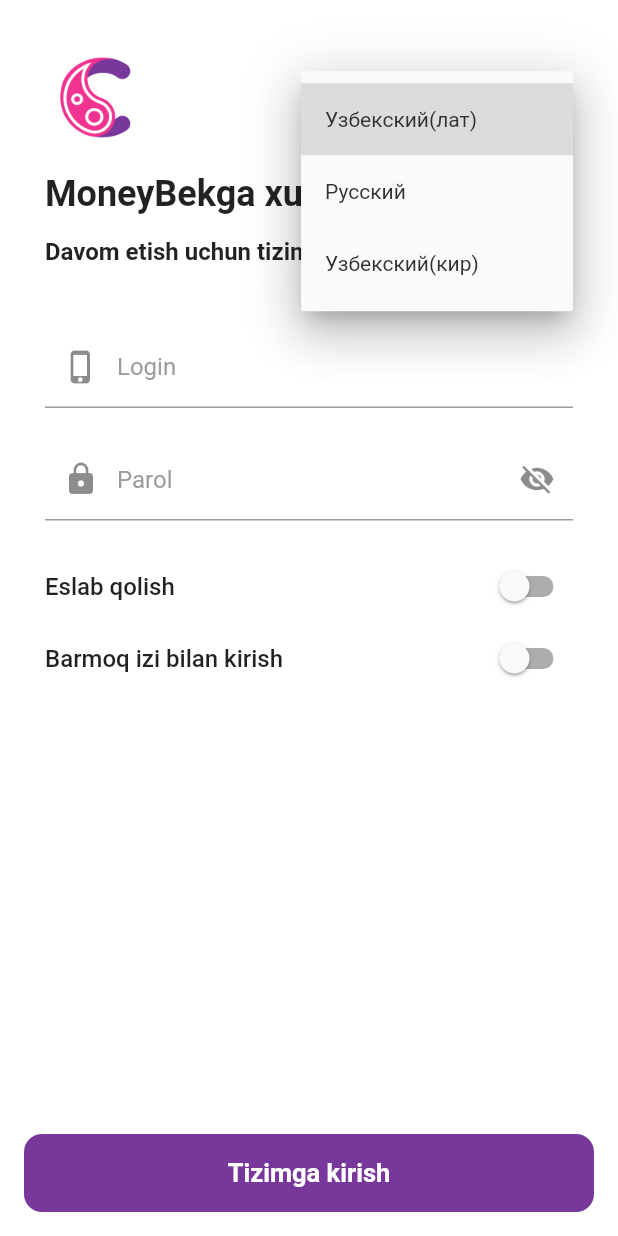
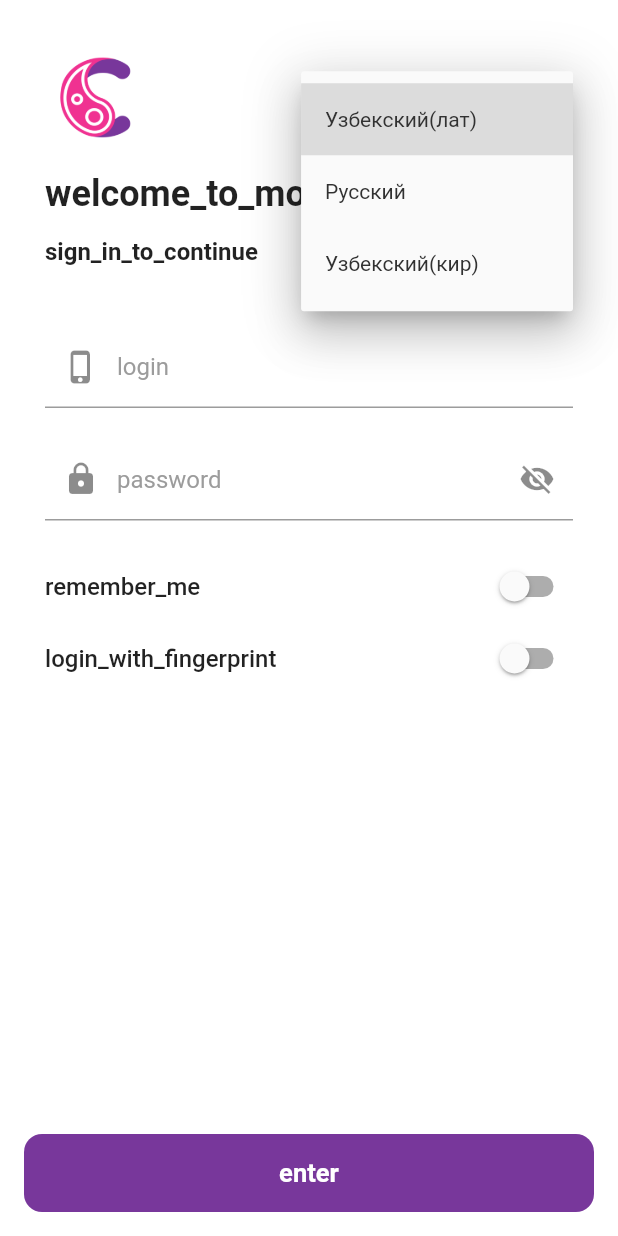
Before and after one commit to AkhmedovSH/cashback, a Flutter app: the screen it shows after launch, after a tap on "Узбекский(лат)", on a phone screen of 412 x 824 dp. Run offline on Flutter 3.47's test engine with Material 2 defaults, Android fonts, the phone set to English and light mode, and no system bars; our stand-ins replace dio, flutter_spinkit, fluttertoast, get, local_auth, mask_text_input_formatter and 3 more; missing offline and left inert: app_settings, local_auth_android, local_auth_ios, qr_code_scanner, simple_moment; network calls fail.

Commit message:
some fix

```diff
--- a/lib/helpers/api.dart
+++ b/lib/helpers/api.dart
@@ -1,4 +1,5 @@
 import 'package:flutter/material.dart';
+import 'package:get/get.dart';
 import 'package:dio/dio.dart';
 import 'package:shared_preferences/shared_preferences.dart';
 import 'package:fluttertoast/fluttertoast.dart';
@@ -17,6 +18,8 @@
   SharedPreferences prefs = await SharedPreferences.getInstance();
   dio.options.headers["authorization"] = "Bearer ${prefs.getString('access_token')}";
   dio.options.headers["Accept"] = "application/json";
+  dio.options.headers["Language"] = Get.locale;
+  dio.options.headers["Accept-Language"] = Get.locale;
 
   try {
     final response = await dio.get(hostUrl + url, queryParameters: payload);
@@ -29,11 +32,17 @@
 Future post(String url, dynamic payload) async {
   SharedPreferences prefs = await SharedPreferences.getInstance();
   try {
-    final response = await dio.post(hostUrl + url,
-        data: payload,
-        options: Options(headers: {
+    final response = await dio.post(
+      hostUrl + url,
+      data: payload,
+      options: Options(
+        headers: {
           "authorization": "Bearer ${prefs.getString('access_token')}",
-        }));
+          "Language": Get.locale,
+          "Accept-Language": Get.locale,
+        },
+      ),
+    );
     return response.data;
   } on DioError catch (e) {
     statuscheker(e);
@@ -45,6 +54,12 @@
     final response = await dio.get(
       hostUrl + url,
       queryParameters: payload,
+      options: Options(
+        headers: {
+          "Language": Get.locale,
+          "Accept-Language": Get.locale,
+        },
+      ),
     );
 
     return response.data;
@@ -55,7 +70,16 @@
 
 Future guestPost(String url, dynamic payload) async {
   try {
-    final response = await dio.post(hostUrl + url, data: payload);
+    final response = await dio.post(
+      hostUrl + url,
+      data: payload,
+      options: Options(
+        headers: {
+          "Language": Get.locale,
+          "Accept-Language": Get.locale,
+        },
+      ),
+    );
     // Get.snackbar('Успешно', 'Операция выполнена успешно');
     return response.data;
   } on DioError catch (e) {
@@ -70,6 +94,8 @@
         data: payload,
         options: Options(headers: {
           "authorization": "Bearer ${prefs.getString('access_token')}",
+          "Language": Get.locale,
+          "Accept-Language": Get.locale,
         }));
     return response.data;
   } on DioError catch (e) {
@@ -80,21 +106,35 @@
 Future delete(String url) async {
   SharedPreferences prefs = await SharedPreferences.getInstance();
   try {
-    final response = await dio.delete(hostUrl + url,
-        options: Options(headers: {
+    final response = await dio.delete(
+      hostUrl + url,
+      options: Options(
+        headers: {
           "authorization": "Bearer ${prefs.getString('access_token')}",
-        }));
+          "Language": Get.locale,
+          "Accept-Language": Get.locale,
+        },
+      ),
+    );
     return response.data;
   } on DioError catch (e) {
     statuscheker(e);
   }
 }
 
-statuscheker(e) async {
+statuscheker(e, {prefs}) async {
   if (e.response?.statusCode == 400) {
     showErrorToast(e.message);
   }
   if (e.response?.statusCode == 401) {
+    // if (prefs != null) {
+    //   if (prefs.getString('user') != null) {
+    //     if (Get.currentRoute != '/login') {
+    //       Get.offAllNamed('/login');
+    //     }
+    //     return;
+    //   }
+    // }
     showErrorToast('Неправильный логин или пароль');
   }
   if (e.response?.statusCode == 403) {}
--- a/lib/helpers/helper.dart
+++ b/lib/helpers/helper.dart
@@ -5,6 +5,7 @@
 
 // Colors
 
+Color black = const Color(0xFF000000);
 Color purple = const Color(0xFF78379B);
 Color white = const Color(0xFFFFFFFF);
 Color red = const Color(0xFFdc3545);
--- a/lib/helpers/translations.dart
+++ b/lib/helpers/translations.dart
@@ -7,8 +7,8 @@
 class Messages extends Translations {
   @override
   Map<String, Map<String, String>> get keys => {
-        'ru_RU': ru,
-        'uz_cyrl_UZ': uzCyrl,
-        'uz_latn_UZ': uzLatn,
+        'ru': ru,
+        'uz-Cyrl-UZ': uzCyrl,
+        'uz-Latn-UZ': uzLatn,
       };
 }
--- a/lib/main.dart
+++ b/lib/main.dart
@@ -23,24 +23,24 @@
     DeviceOrientation.portraitDown,
   ]);
   final prefs = await SharedPreferences.getInstance();
-  dynamic locale = const Locale('uz_latn', 'UZ');
+  dynamic locale = const Locale('uz-Latn-UZ');
 
   if (prefs.getString('currentLocale') != null) {
     if (prefs.getString('currentLocale') == '1') {
-      locale = const Locale('ru', 'RU');
+      locale = const Locale('ru');
     }
     if (prefs.getString('currentLocale') == '3') {
-      locale = const Locale('uz_latn', 'UZ');
+      locale = const Locale('uz-Latn-UZ');
     }
     if (prefs.getString('currentLocale') == '4') {
-      locale = const Locale('uz_cyrl', 'UZ');
+      locale = const Locale('uz-Cyrl-UZ');
     }
   }
 
   runApp(GetMaterialApp(
     translations: Messages(),
     locale: locale,
-    fallbackLocale: const Locale('uz_latn', 'UZ'),
+    fallbackLocale: const Locale('uz-Latn-UZ'),
     debugShowCheckedModeBanner: false,
     popGesture: true,
     defaultTransition: Transition.fade,
@@ -50,12 +50,12 @@
       scaffoldBackgroundColor: const Color(0xFFFFFFFF),
       elevatedButtonTheme: ElevatedButtonThemeData(
         style: ElevatedButton.styleFrom(
-          primary: purple,
+          backgroundColor: purple,
         ),
       ),
       textButtonTheme: TextButtonThemeData(
           style: TextButton.styleFrom(
-        primary: purple,
+        backgroundColor: purple,
       )),
     ),
     initialRoute: '/splash',
@@ -76,8 +76,8 @@
   Widget build(BuildContext context) {
     return GetMaterialApp(
       translations: Messages(),
-      locale: const Locale('uz_latn', 'UZ'),
-      fallbackLocale: const Locale('ru', 'RU'),
+      locale: const Locale('uz-Latn-UZ'),
+      fallbackLocale: const Locale('ru'),
       debugShowCheckedModeBanner: false,
       popGesture: true,
       defaultTransition: Transition.leftToRight,
@@ -87,12 +87,12 @@
         scaffoldBackgroundColor: const Color(0xFFFFFFFF),
         elevatedButtonTheme: ElevatedButtonThemeData(
           style: ElevatedButton.styleFrom(
-            primary: purple,
+            backgroundColor: purple,
           ),
         ),
         textButtonTheme: TextButtonThemeData(
             style: TextButton.styleFrom(
-          primary: purple,
+          backgroundColor: purple,
         )),
       ),
       initialRoute: '/splash',
--- a/lib/pages/auth/login.dart
+++ b/lib/pages/auth/login.dart
@@ -40,9 +40,9 @@
   bool showPassword = true;
   bool loading = false;
   List translations = [
-    {'id': 3, 'name': 'Узбекский(лат)', 'locale': const Locale('uz_latn', 'UZ')},
-    {'id': 1, 'name': 'Русский', 'locale': const Locale('ru', 'RU')},
-    {'id': 4, 'name': 'Узбекский(кир)', 'locale': const Locale('uz_cyrl', 'UZ')},
+    {'id': 3, 'name': 'Узбекский(лат)', 'locale': const Locale('uz-Latn-UZ')},
+    {'id': 1, 'name': 'Русский', 'locale': const Locale('ru')},
+    {'id': 4, 'name': 'Узбекский(кир)', 'locale': const Locale('uz-Cyrl-UZ')},
   ];
   dynamic currentLocale = '3';
 
--- a/lib/pages/splash.dart
+++ b/lib/pages/splash.dart
@@ -139,7 +139,7 @@
                                     onPressed: () {
                                       Get.back();
                                     },
-                                    style: TextButton.styleFrom(primary: const Color(0xFF00865F)),
+                                    style: TextButton.styleFrom(backgroundColor: const Color(0xFF00865F)),
                                     child: Text(
                                       'no_thanks'.tr,
                                       style: const TextStyle(fontWeight: FontWeight.w500),
@@ -151,7 +151,7 @@
                               launch(url);
                             },
                             style: ElevatedButton.styleFrom(
-                              primary: const Color(0xFF00865F),
+                              backgroundColor: const Color(0xFF00865F),
                               padding: const EdgeInsets.symmetric(vertical: 10, horizontal: 16),
                               shape: RoundedRectangleBorder(
                                 borderRadius: BorderRadius.circular(4),
```
Also changed, not shown: lib/pages/cheque_by_id.dart (+67 -45 lines), lib/pages/home/index.dart (+29 -15 lines), lib/pages/home/products.dart (+8 -0 lines).
